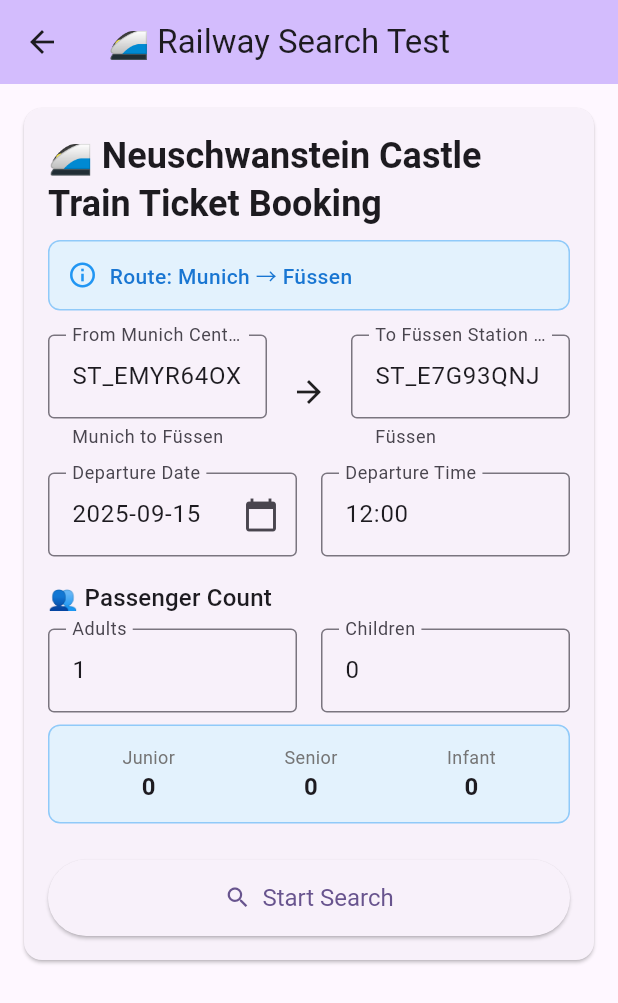
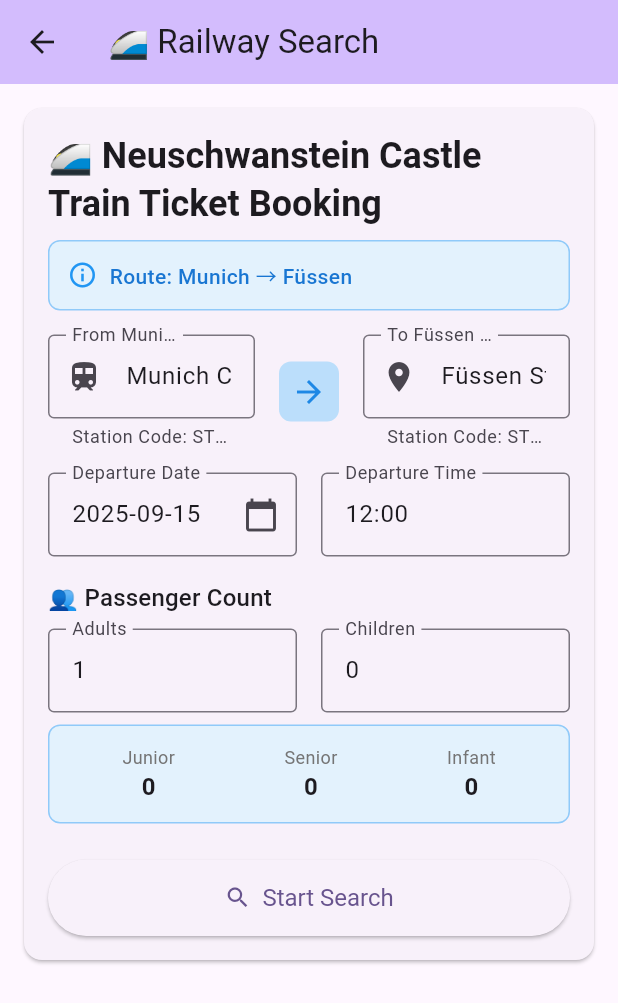
Before and after one commit to garyyang01/KTV-BTS, a Flutter app: the RailSearchTestPage screen opened by its route, on a phone screen of 412 x 824 dp. Shown: the top 1003 px of the screen. Run offline on Flutter 3.47's test engine with Material 3 defaults, Android fonts, the phone set to English and light mode, and no system bars; our stand-ins replace email_validator, flutter_dotenv, flutter_local_notifications, shared_preferences; missing offline and left inert: enough_mail, mailer; accounts and stored records are empty; network calls fail.

Commit message:
Fix station code display in column

```diff
--- a/ktv_bts/lib/models/online_ticket_response.dart
+++ b/ktv_bts/lib/models/online_ticket_response.dart
@@ -55,11 +55,11 @@
   String get ticketTypeDisplayName {
     switch (kind) {
       case 'pdf_ticket':
-        return 'PDF 票券';
+        return 'PDF Ticket';
       case 'mobile_ticket':
-        return '手機票券';
+        return 'Mobile Ticket';
       default:
-        return '未知票券類型';
+        return 'Unknown Ticket Type';
     }
   }
 }
--- a/ktv_bts/lib/pages/rail_search_test_page.dart
+++ b/ktv_bts/lib/pages/rail_search_test_page.dart
@@ -31,8 +31,8 @@
 
 class _RailSearchTestPageState extends State<RailSearchTestPage> {
   final _formKey = GlobalKey<FormState>();
-  final _fromController = TextEditingController(text: 'ST_EMYR64OX'); // Munich train station code
-  final _toController = TextEditingController(text: 'ST_E7G93QNJ'); // Füssen train station code
+  final _fromController = TextEditingController(text: 'Munich Central Station'); // Munich train station name
+  final _toController = TextEditingController(text: 'Füssen Station'); // Füssen train station name
   final _dateController = TextEditingController();
   final _timeController = TextEditingController();
   final _adultController = TextEditingController(text: '1');
@@ -55,6 +55,19 @@
 
     // Pre-fill form based on ticket information
     _initializeFormFromTicketInfo();
+  }
+
+  /// Convert station display name to station code
+  String _getStationCode(String stationName) {
+    switch (stationName.toLowerCase()) {
+      case 'munich central station':
+        return 'ST_EMYR64OX';
+      case 'füssen station':
+        return 'ST_E7G93QNJ';
+      default:
+        // If it's already a code, return as is
+        return stationName;
+    }
   }
 
   /// Initialize form based on ticket information
@@ -119,10 +132,14 @@
     });
 
     try {
+      // Convert display names to station codes for API
+      final fromCode = _getStationCode(_fromController.text.trim());
+      final toCode = _getStationCode(_toController.text.trim());
+
       // Create search criteria
       final criteria = RailSearchCriteria(
-        from: _fromController.text.trim(),
-        to: _toController.text.trim(),
+        from: fromCode,
+        to: toCode,
         date: _dateController.text.trim(),
         time: _timeController.text.trim(),
         adult: int.tryParse(_adultController.text) ?? 1,
@@ -133,7 +150,7 @@
       );
 
       setState(() {
-        _statusMessage = 'Search criteria: ${criteria.from} → ${criteria.to}';
+        _statusMessage = 'Search criteria: ${_fromController.text.trim()} → ${_toController.text.trim()}';
       });
 
       // Execute search
@@ -292,11 +309,13 @@
                     child: TextFormField(
                       controller: _fromController,
                       decoration: const InputDecoration(
-                        labelText: 'From Munich Central Station (ST_EMYR64OX)',
-                        hintText: 'ST_EMYR64OX',
+                        labelText: 'From Munich Central Station',
+                        hintText: 'Munich Central Station',
                         border: OutlineInputBorder(),
-                        helperText: 'Munich to Füssen',
+                        helperText: 'Station Code: ST_EMYR64OX',
+                        prefixIcon: Icon(Icons.train),
                       ),
+                      readOnly: true, // Make it read-only since it's a fixed route
                       validator: (value) {
                         if (value == null || value.trim().isEmpty) {
                           return 'Please enter departure location';
@@ -306,17 +325,26 @@
                     ),
                   ),
                   const SizedBox(width: 16),
-                  const Icon(Icons.arrow_forward),
+                  Container(
+                    padding: const EdgeInsets.all(8),
+                    decoration: BoxDecoration(
+                      color: Colors.blue.shade100,
+                      borderRadius: BorderRadius.circular(8),
+                    ),
+                    child: Icon(Icons.arrow_forward, color: Colors.blue.shade600),
+                  ),
                   const SizedBox(width: 16),
                   Expanded(
                     child: TextFormField(
                       controller: _toController,
                       decoration: const InputDecoration(
-                        labelText: 'To Füssen Station (ST_E7G93QNJ)',
-                        hintText: 'ST_E7G93QNJ',
+                        labelText: 'To Füssen Station',
+                        hintText: 'Füssen Station',
                         border: OutlineInputBorder(),
-                        helperText: 'Füssen',
+                        helperText: 'Station Code: ST_E7G93QNJ',
+                        prefixIcon: Icon(Icons.location_on),
                       ),
+                      readOnly: true, // Make it read-only since it's a fixed route
                       validator: (value) {
                         if (value == null || value.trim().isEmpty) {
                           return 'Please enter destination';
@@ -936,7 +964,7 @@
   Widget build(BuildContext context) {
     return Scaffold(
       appBar: AppBar(
-        title: const Text('🚄 Railway Search Test'),
+        title: const Text('🚄 Railway Search'),
         backgroundColor: Theme.of(context).colorScheme.inversePrimary,
       ),
       body: SingleChildScrollView(
```
Also changed, not shown: ktv_bts/lib/pages/payment_page.dart (+0 -9 lines), ktv_bts/lib/widgets/booking_form.dart (+134 -25 lines).
